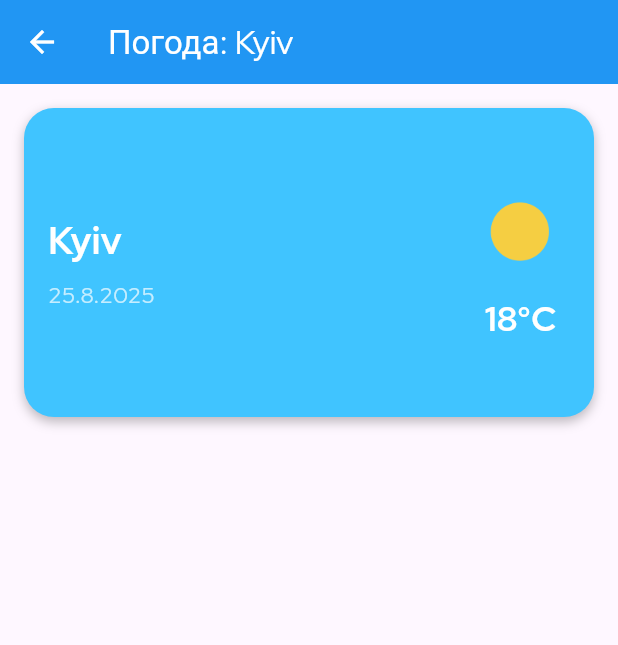
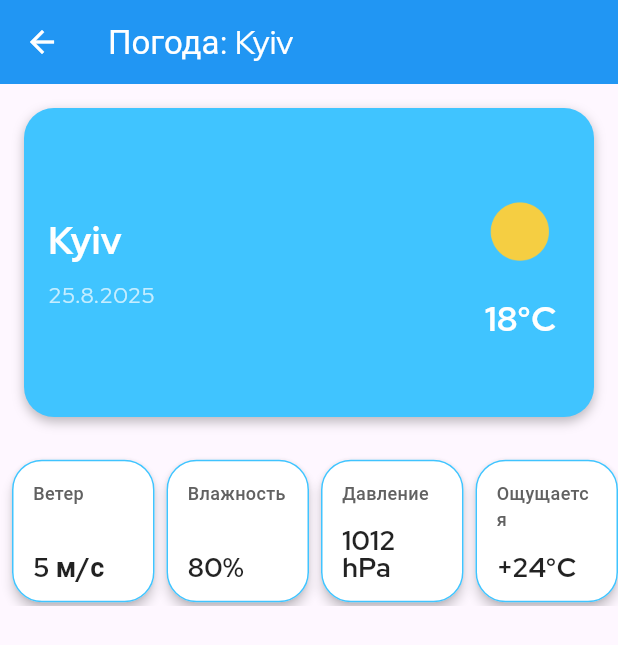
Before and after one commit to KK7780/WeatherApp, a Flutter app: the screen it shows after launch, after a tap on "Kyiv", on a phone screen of 412 x 824 dp. Shown: the top 645 px of the screen. Run offline on Flutter 3.47's test engine with Material 3 defaults, Android fonts, the phone set to English and light mode, and no system bars.

Commit message:
Add horizontal scroll panel with weather details

```diff
--- a/lib/features/weather/presentation/pages/weather_page.dart
+++ b/lib/features/weather/presentation/pages/weather_page.dart
@@ -1,12 +1,15 @@
 import 'package:flutter/material.dart';
 import '../../data/models/weather_model.dart';
 import '../../data/repositories/fake_weather_repository.dart';
+import '../widgets/weather_details_card.dart';
 import '../widgets/weather_main_details_card.dart';
 
 import '../../data/repositories/fake_weather_repository.dart';
 
 class WeatherPage extends StatelessWidget {
   final String city;
+  final titles = const ["Ветер","Влажность","Давление","Ощущается","UV","Видимость"];
+  final values = const ["1","1","2","2","3","3"];
 
   const WeatherPage({super.key, required this.city});
 
@@ -28,7 +31,36 @@ class WeatherPage extends StatelessWidget {
         child: Column(
           children: [
             WeatherDetailCard(weather: weather),
-            // Здесь можно добавлять другие виджеты с деталями
+        const SizedBox(height: 10),
+
+        // Горизонтальная панель с маленькими карточками
+        SizedBox(
+          height: 100, // высота панели
+          child: ListView(
+            scrollDirection: Axis.horizontal, // горизонтальный скролл
+            padding: const EdgeInsets.symmetric(horizontal: 8), // отступ слева и справа
+            children: [
+              WeatherStatCard(title: "Ветер", value: "5 м/с"),
+              WeatherStatCard(title: "Влажность", value: "80%"),
+              WeatherStatCard(title: "Давление", value: "1012 hPa"),
+              WeatherStatCard(title: "Ощущается", value: "+24°C"),
+              WeatherStatCard(title: "UV", value: "5"),
+              WeatherStatCard(title: "Видимость", value: "10 км"),
+              WeatherStatCard(title: "Ветер", value: "5 м/с"),
+              WeatherStatCard(title: "Влажность", value: "80%"),
+              WeatherStatCard(title: "Давление", value: "1012 hPa"),
+              WeatherStatCard(title: "Ощущается", value: "+24°C"),
+              WeatherStatCard(title: "UV", value: "5"),
+              WeatherStatCard(title: "Видимость", value: "10 км"),
+            ].map((card) => Padding(
+              padding: const EdgeInsets.only(right: 8.0),
+              child: FractionallySizedBox(
+                heightFactor: 0.95, // 90% от высоты родителя
+                child: card,
+              ),
+            )).toList(),
+          ),
+        ),
           ],
         ),
       ),
--- /dev/null
+++ b/lib/features/weather/presentation/widgets/weather_details_card.dart
@@ -0,0 +1,77 @@
+import 'package:flutter/material.dart';
+
+class WeatherStatCard extends StatelessWidget {
+  final String title;        // подпись, например: "Скорость ветра"
+  final String value;        // значение, например: "5 м/с"
+  final Color? color;        // опционально: фон карточки
+  final VoidCallback? onTap; // опционально: обработчик нажатия
+
+  const WeatherStatCard({
+    super.key,
+    required this.title,
+    required this.value,
+    this.color,
+    this.onTap,
+  });
+
+  @override
+  Widget build(BuildContext context) {
+    return AspectRatio(
+      aspectRatio: 1, // квадратик 1:1
+      child: Material(
+        color: color ?? Colors.white,
+        elevation: 3,
+        shape: RoundedRectangleBorder(
+          borderRadius: BorderRadius.circular(20),   // скругление углов
+          side: const BorderSide(                     // контур
+            color: Colors.lightBlueAccent,                       // цвет контура
+            width: 1,                                 // толщина контура
+          ),
+        ),
+        child: InkWell(
+          borderRadius: BorderRadius.circular(20),
+          onTap: onTap,
+          child: Padding(
+            padding: const EdgeInsets.all(14),
+            child: LayoutBuilder(
+              builder: (context, constraints) {
+                final side = constraints.biggest.shortestSide;
+                final titleSize = (side * 0.12).clamp(12, 18).toDouble();
+                final valueSize = (side * 0.26).clamp(18, 28).toDouble();
+
+                return Column(
+                  mainAxisAlignment: MainAxisAlignment.spaceBetween,
+                  crossAxisAlignment: CrossAxisAlignment.start,
+                  children: [
+                    Text(
+                      title,
+                      maxLines: 2,
+                      overflow: TextOverflow.ellipsis,
+                      style: TextStyle(
+                        fontSize: titleSize,
+                        color: Colors.grey[700],
+                        fontWeight: FontWeight.w500,
+                      ),
+                    ),
+                    Align(
+                      alignment: Alignment.bottomLeft,
+                      child: Text(
+                        value,
+                        style: TextStyle(
+                          fontSize: valueSize,
+                          color: Colors.black87,
+                          fontWeight: FontWeight.bold,
+                          height: 1.0,
+                        ),
+                      ),
+                    ),
+                  ],
+                );
+              },
+            ),
+          ),
+        ),
+      )
+    );
+  }
+}
```
Also changed, not shown: lib/features/weather/presentation/widgets/weather_at_a_certain_time_card.dart (added, +77 -0 lines).
